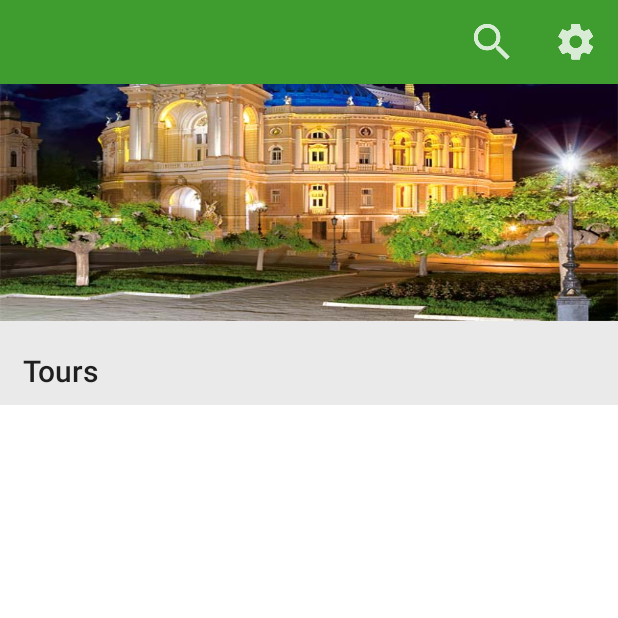
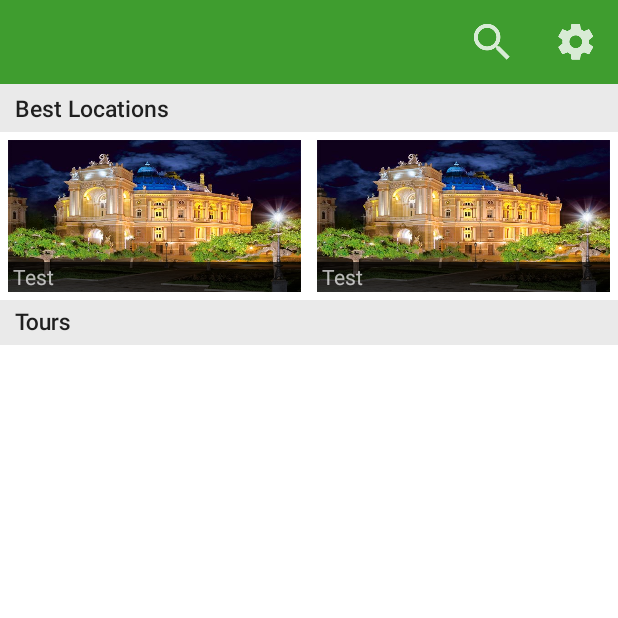
Before and after one commit to SanchoSmit/GoMus, an Android app: the screen it shows after launch (MainActivity), on a phone screen of 412 x 824 dp, the top half of it. Run offline under Robolectric (Android 15) with nearby library versions, the phone set to English and light mode, and no system bars; 6 statements that could not run were skipped.

Commit message:
Added Best Locations

```diff
--- a/app/src/main/java/ua/onpu/project/gomus/activities/MainActivity.java
+++ b/app/src/main/java/ua/onpu/project/gomus/activities/MainActivity.java
@@ -8,6 +8,9 @@ import android.support.v7.widget.RecyclerView;
 import android.support.v7.widget.Toolbar;
 import android.view.Menu;
 import android.view.MenuItem;
+import android.view.View;
+import android.widget.LinearLayout;
+import android.widget.TextView;
 
 import java.util.ArrayList;
 
@@ -22,6 +25,10 @@ public class MainActivity extends AppCompatActivity {
     private ToursAdapter adapter;
     private Toolbar toolbar;
     private CollapsingToolbarLayout collapsingToolbarLayout;
+    private LinearLayout bestLocation1;
+    private LinearLayout bestLocation2;
+    private TextView bestLocationText1;
+    private TextView bestLocationText2;
     private ArrayList<Tour> tours;
 
     @Override
@@ -35,9 +42,15 @@ public class MainActivity extends AppCompatActivity {
 
         // CollapsingToolbar initialization
         collapsingToolbarLayout = (CollapsingToolbarLayout) findViewById(R.id.collapsingToolbar_main);
-        collapsingToolbarLayout.setTitle("Tours");
+        collapsingToolbarLayout.setTitle(getResources().getString(R.string.tours));
 
-        //Database init
+        // Best locations initialization
+        bestLocation1 = (LinearLayout) findViewById(R.id.best_location1);
+        bestLocation2 = (LinearLayout) findViewById(R.id.best_location2);
+        bestLocationText1 = (TextView) findViewById(R.id.best_location_text1);
+        bestLocationText2 = (TextView) findViewById(R.id.best_location_text2);
+
+        // Database init
         DatabaseAccess databaseAccess = DatabaseAccess.getInstance(this);
         databaseAccess.open();
         tours = databaseAccess.getTours();
@@ -48,7 +61,24 @@ public class MainActivity extends AppCompatActivity {
         recyclerView.setLayoutManager(new LinearLayoutManager(this));
 
         updateRecyclerView();
+        updateBestLocations();
+
+        // Best locations onClick listeners
+        bestLocation1.setOnClickListener(new View.OnClickListener() {
+            @Override
+            public void onClick(View v) {
+                // TODO: onClick
+            }
+        });
+        bestLocation2.setOnClickListener(new View.OnClickListener() {
+            @Override
+            public void onClick(View v) {
+                // TODO: onClick
+            }
+        });
     }
+
+
 
     @Override
     public boolean onCreateOptionsMenu(Menu menu) {
@@ -77,4 +107,12 @@ public class MainActivity extends AppCompatActivity {
         recyclerView.setAdapter(adapter);
     }
 
+    // Update best location data
+    private void updateBestLocations() {
+        bestLocation1.setBackgroundResource(R.drawable.image_test);
+        bestLocation2.setBackgroundResource(R.drawable.image_test);
+        bestLocationText1.setText("Test");
+        bestLocationText2.setText("Test");
+    }
+
 }
--- a/app/src/main/res/layout/activity_main.xml
+++ b/app/src/main/res/layout/activity_main.xml
@@ -9,30 +9,41 @@
         android:layout_width="match_parent"
         android:layout_height="@dimen/app_bar_height">
 
-
         <android.support.design.widget.CollapsingToolbarLayout
             android:id="@+id/collapsingToolbar_main"
             android:layout_width="match_parent"
             android:layout_height="match_parent"
             android:fitsSystemWindows="true"
             app:theme="@style/ThemeOverlay.AppCompat.Dark.ActionBar"
-            app:contentScrim="@color/colorWhite"
             android:background="@color/colorGrey"
             app:layout_scrollFlags="scroll|exitUntilCollapsed"
-            app:expandedTitleMargin="15dp"
-            app:expandedTitleTextAppearance="@style/TextAppearance.AppCompat.Title.Inverse"
+            app:expandedTitleTextAppearance="@style/AppBarTextAppearance"
+            app:expandedTitleMargin="10dp"
             app:expandedTitleGravity="bottom|start">
 
-
-            <ImageView
+            <LinearLayout
                 android:layout_width="match_parent"
                 android:layout_height="match_parent"
-                android:fitsSystemWindows="true"
                 android:scaleType="centerCrop"
                 app:layout_collapseMode="parallax"
-                android:background="@drawable/image_test"
-                android:layout_marginBottom="?attr/actionBarSize"/>
+                android:layout_marginTop="?attr/actionBarSize"
+                android:background="@color/colorGrey"
+                android:orientation="vertical">
 
+                <TextView
+                    android:layout_width="match_parent"
+                    android:layout_height="wrap_content"
+                    android:layout_marginLeft="10dp"
+                    android:layout_marginTop="5dp"
+                    android:layout_marginBottom="5dp"
+                    android:textAppearance="@style/AppBarTextAppearance"
+                    android:layout_gravity="center_vertical"
+                    android:text="@string/best_locations"/>
+
+                <!-- Including best location item -->
+                <include layout="@layout/item_locations_best"/>
+
+            </LinearLayout>
 
             <android.support.v7.widget.Toolbar
                 android:id="@+id/toolbar_main"
--- /dev/null
+++ b/app/src/main/res/layout/item_locations_best.xml
@@ -0,0 +1,58 @@
+<?xml version="1.0" encoding="utf-8"?>
+<LinearLayout
+    xmlns:android="http://schemas.android.com/apk/res/android"
+    android:layout_width="match_parent"
+    android:layout_height="match_parent"
+    android:layout_marginBottom="30dp"
+    android:background="@color/colorWhite"
+    android:orientation="horizontal">
+
+    <LinearLayout
+        android:id="@+id/best_location1"
+        android:layout_width="match_parent"
+        android:layout_height="match_parent"
+        android:layout_margin="5dp"
+        android:layout_weight="1" >
+
+        <LinearLayout
+            android:layout_width="match_parent"
+            android:layout_height="20dp"
+            android:background="@color/colorBlackOpacity"
+            android:layout_gravity="bottom">
+
+            <TextView
+                android:id="@+id/best_location_text1"
+                android:layout_width="wrap_content"
+                android:layout_height="match_parent"
+                android:layout_marginLeft="3dp"
+                android:maxLines="1"/>
+
+        </LinearLayout>
+
+    </LinearLayout>
+
+    <LinearLayout
+        android:id="@+id/best_location2"
+        android:layout_width="match_parent"
+        android:layout_height="match_parent"
+        android:layout_margin="5dp"
+        android:layout_weight="1" >
+
+        <LinearLayout
+            android:layout_width="match_parent"
+            android:layout_height="20dp"
+            android:background="@color/colorBlackOpacity"
+            android:layout_gravity="bottom">
+
+            <TextView
+                android:id="@+id/best_location_text2"
+                android:layout_width="wrap_content"
+                android:layout_height="match_parent"
+                android:layout_marginLeft="3dp"
+                android:maxLines="1"/>
+
+        </LinearLayout>
+
+    </LinearLayout>
+
+</LinearLayout>
--- a/app/src/main/res/values/colors.xml
+++ b/app/src/main/res/values/colors.xml
@@ -6,5 +6,5 @@
     <color name="colorBlack">#000000</color>
     <color name="colorWhite">#FFFFFF</color>
     <color name="colorGrey">#EAEAEA</color>
-    <color name="colorBlackOpacity">#11000000</color>
+    <color name="colorBlackOpacity">#BB000000</color>
 </resources>
--- a/app/src/main/res/values/dimens.xml
+++ b/app/src/main/res/values/dimens.xml
@@ -2,5 +2,5 @@
     <!-- Default screen margins, per the Android Design guidelines. -->
     <dimen name="activity_horizontal_margin">16dp</dimen>
     <dimen name="activity_vertical_margin">16dp</dimen>
-    <dimen name="app_bar_height">270dp</dimen>
+    <dimen name="app_bar_height">230dp</dimen>
 </resources>
--- a/app/src/main/res/values/strings.xml
+++ b/app/src/main/res/values/strings.xml
@@ -3,4 +3,6 @@
     <string name="button_search">Search Action Button</string>
     <string name="button_settings">Settings Action Button</string>
     <string name="image_tour">Tour Image</string>
+    <string name="best_locations">Best Locations</string>
+    <string name="tours">Tours</string>
 </resources>
--- a/app/src/main/res/values/styles.xml
+++ b/app/src/main/res/values/styles.xml
@@ -8,4 +8,7 @@
         <item name="colorAccent">@color/colorAccent</item>
     </style>
 
+    <style name="AppBarTextAppearance" parent="TextAppearance.AppCompat.Title.Inverse">
+        <item name="android:textSize">15sp</item>
+    </style>
 </resources>
```
